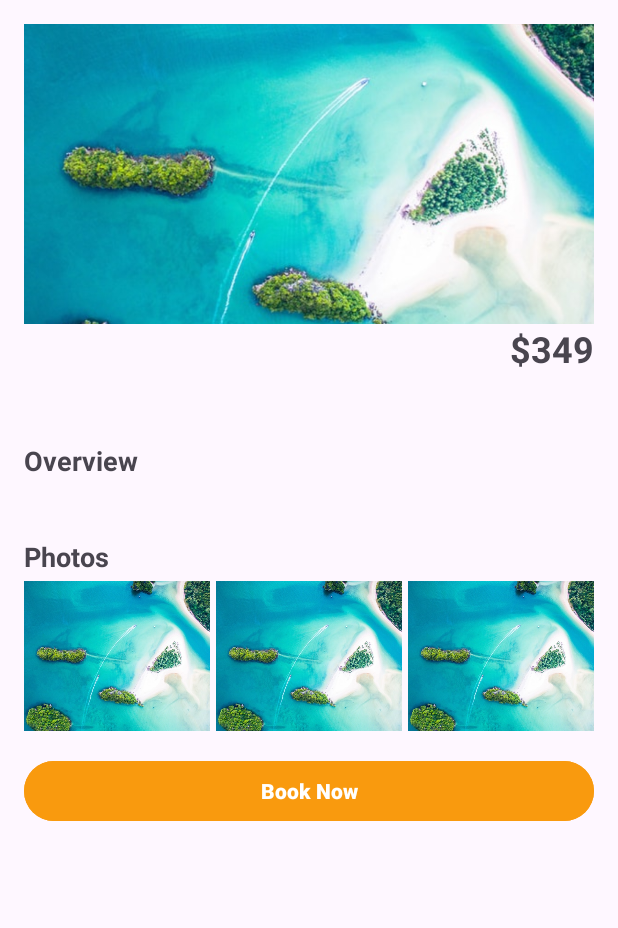
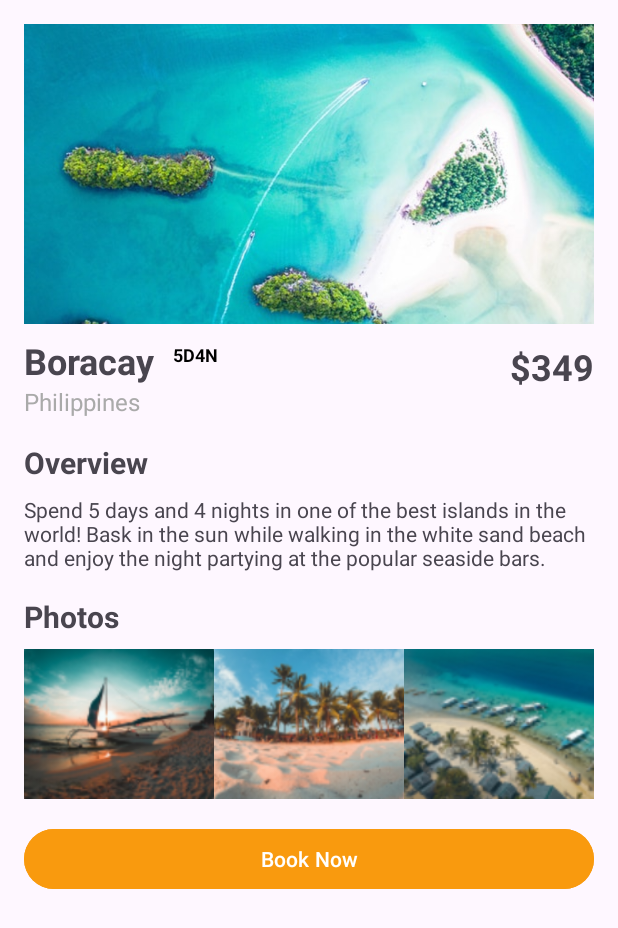
Before and after one commit to TomasMallo22/TP3FickleFlightGrupo3, an Android app: the fragment FlightDetailFragment shown on its own in the app's theme, on a phone screen of 412 x 824 dp. Shown: the top 928 px of the screen. Run offline under Robolectric (Android 15) with nearby library versions, the phone set to English and light mode, and no system bars; our stand-ins replace data binding.

Commit message:
Flightdetail arreglos

```diff
--- a/app/src/main/java/com/example/tp3fickleflightgrupo3/ui/flightDetail/FlightDetailFragment.kt
+++ b/app/src/main/java/com/example/tp3fickleflightgrupo3/ui/flightDetail/FlightDetailFragment.kt
@@ -28,7 +28,7 @@ class FlightDetailFragment : Fragment() {
         viewModel.fetchFlightDetails()
         // Observe ViewModel and bind data
         viewModel.flightDetails.observe(viewLifecycleOwner, Observer {
-            binding.flight = viewModel
+            binding.viewModel = viewModel
         })
         // Observe for errors
         viewModel.error.observe(viewLifecycleOwner, Observer { errorMessage ->
--- a/app/src/main/java/com/example/tp3fickleflightgrupo3/ui/flightDetail/FlightDetailViewModel.kt
+++ b/app/src/main/java/com/example/tp3fickleflightgrupo3/ui/flightDetail/FlightDetailViewModel.kt
@@ -4,14 +4,14 @@ import androidx.lifecycle.LiveData
 import androidx.lifecycle.MutableLiveData
 import androidx.lifecycle.ViewModel
 import androidx.lifecycle.viewModelScope
-import com.example.tp3fickleflightgrupo3.data.model.FlightsModel
+import Flight
 import com.example.tp3fickleflightgrupo3.service.FlightsApi
 import kotlinx.coroutines.launch
 import retrofit2.await
 
 class FlightDetailViewModel : ViewModel() {
-    private val _flightDetails = MutableLiveData<FlightsModel>()
-    val flightDetails: LiveData<FlightsModel> get() = _flightDetails
+    private val _flightDetails = MutableLiveData<Flight>()
+    val flightDetails: LiveData<Flight> get() = _flightDetails
 
     private val _error = MutableLiveData<String>()
     val error: LiveData<String> get() = _error
@@ -25,8 +25,8 @@ class FlightDetailViewModel : ViewModel() {
             try {
                 val flightService = FlightsApi.create()
                 val response = flightService.getFlights().await()
-                if (response.isNotEmpty()) {
-                    _flightDetails.postValue(response[0]) // Assuming we want the first item
+                if (response.best_flights?.isNotEmpty() == true) {
+                    _flightDetails.postValue(response.best_flights[0].flights?.get(0))
                 } else {
                     _error.postValue("No flight details available")
                 }
@@ -36,7 +36,7 @@ class FlightDetailViewModel : ViewModel() {
         }
     }
 
-    fun setFlightDetails(flight: FlightsModel) {
+    fun setFlightDetails(flight: Flight) {
         _flightDetails.value = flight
     }
 
--- a/app/src/main/res/layout/fragment_flight_detail.xml
+++ b/app/src/main/res/layout/fragment_flight_detail.xml
@@ -3,33 +3,38 @@
     xmlns:tools="http://schemas.android.com/tools">
 
     <data>
-
         <variable
-            name="flight"
+            name="viewModel"
             type="com.example.tp3fickleflightgrupo3.ui.flightDetail.FlightDetailViewModel" />
     </data>
 
-    <RelativeLayout
+    <ScrollView
         android:layout_width="match_parent"
-        android:layout_height="match_parent"
-        android:padding="16dp"
-        tools:context=".ui.flightDetail.FlightDetailFragment">
+        android:layout_height="match_parent">
+
+        <LinearLayout
+            android:layout_width="match_parent"
+            android:layout_height="wrap_content"
+            android:orientation="vertical"
+            android:padding="16dp">
 
             <ImageView
-            android:id="@+id/flight_image"
                 android:layout_width="match_parent"
                 android:layout_height="200dp"
                 android:scaleType="centerCrop"
                 android:src="@drawable/boracay"
                 tools:ignore="ContentDescription" />
 
+            <RelativeLayout
+                android:layout_width="match_parent"
+                android:layout_height="wrap_content"
+                android:paddingTop="8dp">
+
                 <TextView
                     android:id="@+id/flight_destination"
                     android:layout_width="wrap_content"
                     android:layout_height="wrap_content"
-            android:layout_below="@id/flight_image"
-            android:layout_marginTop="8dp"
-            android:text="@{flight.flightDetails.arrival_airport.name}"
+                    android:text="@string/boracay"
                     android:textSize="24sp"
                     android:textStyle="bold" />
 
@@ -37,107 +42,103 @@
                     android:id="@+id/flight_duration"
                     android:layout_width="wrap_content"
                     android:layout_height="wrap_content"
-            android:layout_alignTop="@id/flight_destination"
+                    android:layout_marginStart="8dp"
                     android:layout_toEndOf="@id/flight_destination"
-            android:layout_marginStart="8dp"
                     android:padding="4dp"
-            android:text="@{String.valueOf(flight.flightDetails.duration)}"
-            android:textColor="@android:color/white"
+                    android:text="@string/_5d4n"
+                    android:textColor="@android:color/black"
+                    android:textSize="12sp"
                     android:textStyle="bold" />
-
-        <TextView
-            android:id="@+id/flight_country"
-            android:layout_width="wrap_content"
-            android:layout_height="wrap_content"
-            android:layout_below="@id/flight_destination"
-            android:text="@{flight.flightDetails.arrival_airport.id}"
-            android:textColor="@android:color/darker_gray"
-            android:textSize="16sp" />
 
                 <TextView
                     android:id="@+id/flight_price"
                     android:layout_width="wrap_content"
                     android:layout_height="wrap_content"
                     android:layout_alignParentEnd="true"
-            android:layout_below="@id/flight_image"
                     android:text="@string/_349"
                     android:textSize="24sp"
-            android:textStyle="bold" />
-
+                    android:textStyle="bold"
+                    android:paddingTop="4dp"
+                    tools:ignore="RelativeOverlap" />
 
                 <TextView
-            android:id="@+id/flight_overview_label"
+                    android:id="@+id/flight_location"
                     android:layout_width="wrap_content"
                     android:layout_height="wrap_content"
-            android:layout_below="@id/flight_country"
-            android:layout_marginTop="16dp"
+                    android:layout_below="@id/flight_destination"
+                    android:text="@string/philippines"
+                    android:textSize="16sp"
+                    android:textColor="@android:color/darker_gray" />
+            </RelativeLayout>
+
+            <TextView
+                android:id="@+id/flight_overview_title"
+                android:layout_width="wrap_content"
+                android:layout_height="wrap_content"
                 android:text="@string/overview"
-            android:textSize="18sp"
-            android:textStyle="bold" />
+                android:textSize="20sp"
+                android:textStyle="bold"
+                android:paddingTop="16dp" />
 
             <TextView
                 android:id="@+id/flight_overview"
+                android:layout_width="match_parent"
+                android:layout_height="wrap_content"
+                android:text="@string/Descripcion"
+                android:paddingTop="8dp" />
+
+            <TextView
+                android:id="@+id/flight_photos_title"
                 android:layout_width="wrap_content"
                 android:layout_height="wrap_content"
-            android:layout_below="@id/flight_overview_label"
-            android:layout_marginTop="4dp"
-            android:text="@{flight.flightDetails.airline}" />
-
-        <TextView
-            android:id="@+id/flight_photos_label"
-            android:layout_width="wrap_content"
-            android:layout_height="wrap_content"
-            android:layout_below="@id/flight_overview"
-            android:layout_marginTop="16dp"
                 android:text="@string/photos"
-            android:textSize="18sp"
-            android:textStyle="bold" />
+                android:textSize="20sp"
+                android:textStyle="bold"
+                android:paddingTop="16dp" />
 
             <LinearLayout
-            android:id="@+id/flight_photos"
                 android:layout_width="match_parent"
                 android:layout_height="wrap_content"
-            android:layout_below="@id/flight_photos_label"
-            android:layout_marginTop="4dp"
-            android:orientation="horizontal">
+                android:orientation="horizontal"
+                android:paddingTop="8dp">
 
                 <ImageView
+                    android:id="@+id/photo1"
                     android:layout_width="0dp"
                     android:layout_height="100dp"
                     android:layout_weight="1"
+                    android:src="@drawable/photo"
                     android:scaleType="centerCrop"
-                android:src="@drawable/boracay"
                     tools:ignore="ContentDescription" />
 
                 <ImageView
+                    android:id="@+id/photo2"
                     android:layout_width="0dp"
                     android:layout_height="100dp"
                     android:layout_weight="1"
-                android:layout_marginStart="4dp"
+                    android:src="@drawable/photo_1"
                     android:scaleType="centerCrop"
-                android:src="@drawable/boracay"
                     tools:ignore="ContentDescription" />
 
                 <ImageView
+                    android:id="@+id/photo3"
                     android:layout_width="0dp"
                     android:layout_height="100dp"
                     android:layout_weight="1"
-                android:layout_marginStart="4dp"
+                    android:src="@drawable/photo_2"
                     android:scaleType="centerCrop"
-                android:src="@drawable/boracay"
                     tools:ignore="ContentDescription" />
             </LinearLayout>
 
             <Button
-            android:id="@+id/book_now_button"
+                android:id="@+id/bookNowButton"
                 android:layout_width="match_parent"
                 android:layout_height="wrap_content"
-            android:layout_below="@id/flight_photos"
-            android:layout_marginTop="16dp"
-            android:backgroundTint="#F99A0E"
                 android:text="@string/book_now"
+                android:textAllCaps="false"
+                android:backgroundTint="@color/orange"
                 android:textColor="@android:color/white"
-            android:textStyle="bold" />
-
-    </RelativeLayout>
+                android:layout_marginTop="16dp" />
+        </LinearLayout>
+    </ScrollView>
 </layout>
--- a/app/src/main/res/values/strings.xml
+++ b/app/src/main/res/values/strings.xml
@@ -7,4 +7,8 @@
     <string name="photos">Photos</string>
     <string name="overview">Overview</string>
     <string name="_349">$349</string>
+    <string name="philippines">Philippines</string>
+    <string name="Descripcion">Spend 5 days and 4 nights in one of the best islands in the world! Bask in the sun while walking in the white sand beach and enjoy the night partying at the popular seaside bars.</string>
+    <string name="boracay">Boracay</string>
+    <string name="_5d4n">5D4N</string>
 </resources>
```
Also changed, not shown: app/src/main/res/drawable/photo.png (added), app/src/main/res/drawable/photo_1.png (added), app/src/main/res/drawable/photo_2.png (added). Lines whose indentation alone changed are shown as unchanged.
